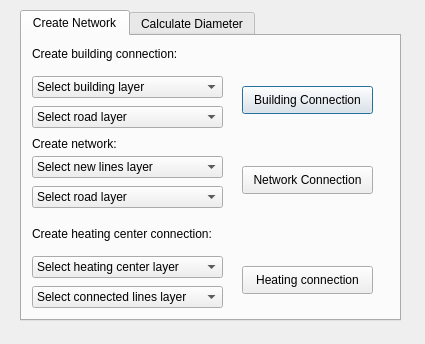
Qt form create_network_dialog_base.ui (NatalieTi/create_network) before a commit.
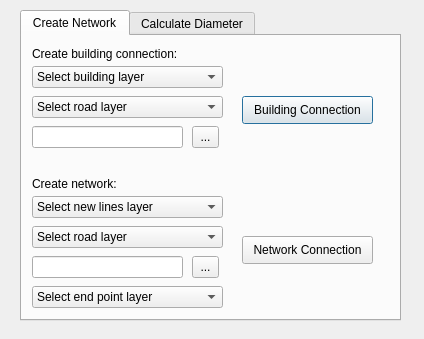
The same form after that commit.

```diff
--- a/create_network_dialog_base.ui
+++ b/create_network_dialog_base.ui
@@ -6,8 +6,8 @@
    <rect>
     <x>0</x>
     <y>0</y>
-    <width>425</width>
-    <height>344</height>
+    <width>424</width>
+    <height>339</height>
    </rect>
   </property>
   <property name="windowTitle">
@@ -33,7 +33,7 @@
      <property name="geometry">
       <rect>
        <x>10</x>
-       <y>40</y>
+       <y>30</y>
        <width>191</width>
        <height>22</height>
       </rect>
@@ -48,7 +48,7 @@
      <property name="geometry">
       <rect>
        <x>10</x>
-       <y>70</y>
+       <y>60</y>
        <width>191</width>
        <height>22</height>
       </rect>
@@ -63,7 +63,7 @@
      <property name="geometry">
       <rect>
        <x>220</x>
-       <y>50</y>
+       <y>60</y>
        <width>131</width>
        <height>28</height>
       </rect>
@@ -89,7 +89,7 @@
      <property name="geometry">
       <rect>
        <x>10</x>
-       <y>100</y>
+       <y>140</y>
        <width>191</width>
        <height>16</height>
       </rect>
@@ -102,7 +102,7 @@
      <property name="geometry">
       <rect>
        <x>220</x>
-       <y>130</y>
+       <y>200</y>
        <width>131</width>
        <height>28</height>
       </rect>
@@ -111,67 +111,11 @@
       <string>Network Connection</string>
      </property>
     </widget>
-    <widget class="QComboBox" name="cmbHeat">
-     <property name="geometry">
-      <rect>
-       <x>10</x>
-       <y>220</y>
-       <width>191</width>
-       <height>22</height>
-      </rect>
-     </property>
-     <item>
-      <property name="text">
-       <string>Select heating center layer</string>
-      </property>
-     </item>
-    </widget>
-    <widget class="QLabel" name="label_3">
-     <property name="geometry">
-      <rect>
-       <x>10</x>
-       <y>190</y>
-       <width>211</width>
-       <height>16</height>
-      </rect>
-     </property>
-     <property name="text">
-      <string>Create heating center connection:</string>
-     </property>
-    </widget>
-    <widget class="QPushButton" name="btnHeat">
-     <property name="geometry">
-      <rect>
-       <x>220</x>
-       <y>230</y>
-       <width>131</width>
-       <height>28</height>
-      </rect>
-     </property>
-     <property name="text">
-      <string>Heating connection</string>
-     </property>
-    </widget>
-    <widget class="QComboBox" name="cmbNetwork_2">
-     <property name="geometry">
-      <rect>
-       <x>10</x>
-       <y>250</y>
-       <width>191</width>
-       <height>22</height>
-      </rect>
-     </property>
-     <item>
-      <property name="text">
-       <string>Select connected lines layer</string>
-      </property>
-     </item>
-    </widget>
     <widget class="QComboBox" name="cmbNetwork">
      <property name="geometry">
       <rect>
        <x>10</x>
-       <y>120</y>
+       <y>160</y>
        <width>191</width>
        <height>22</height>
       </rect>
@@ -189,7 +133,7 @@
      <property name="geometry">
       <rect>
        <x>10</x>
-       <y>150</y>
+       <y>190</y>
        <width>191</width>
        <height>22</height>
       </rect>
@@ -200,6 +144,67 @@
       </property>
      </item>
     </widget>
+    <widget class="QToolButton" name="btnStart">
+     <property name="geometry">
+      <rect>
+       <x>170</x>
+       <y>220</y>
+       <width>27</width>
+       <height>22</height>
+      </rect>
+     </property>
+     <property name="text">
+      <string>...</string>
+     </property>
+    </widget>
+    <widget class="QLineEdit" name="lineStart">
+     <property name="geometry">
+      <rect>
+       <x>10</x>
+       <y>220</y>
+       <width>151</width>
+       <height>22</height>
+      </rect>
+     </property>
+    </widget>
+    <widget class="QComboBox" name="cmbEnd">
+     <property name="geometry">
+      <rect>
+       <x>10</x>
+       <y>250</y>
+       <width>191</width>
+       <height>22</height>
+      </rect>
+     </property>
+     <item>
+      <property name="text">
+       <string>Select end point layer</string>
+      </property>
+     </item>
+    </widget>
+    <widget class="QLineEdit" name="lineHeat">
+     <property name="geometry">
+      <rect>
+       <x>10</x>
+       <y>90</y>
+       <width>151</width>
+       <height>22</height>
+      </rect>
+     </property>
+    </widget>
+    <widget class="QToolButton" name="btnHeat">
+     <property name="geometry">
+      <rect>
+       <x>170</x>
+       <y>90</y>
+       <width>27</width>
+       <height>22</height>
+      </rect>
+     </property>
+     <property name="text">
+      <string>...</string>
+     </property>
+    </widget>
    </widget>
    <widget class="QWidget" name="tab_2">
     <attribute name="title">
```
